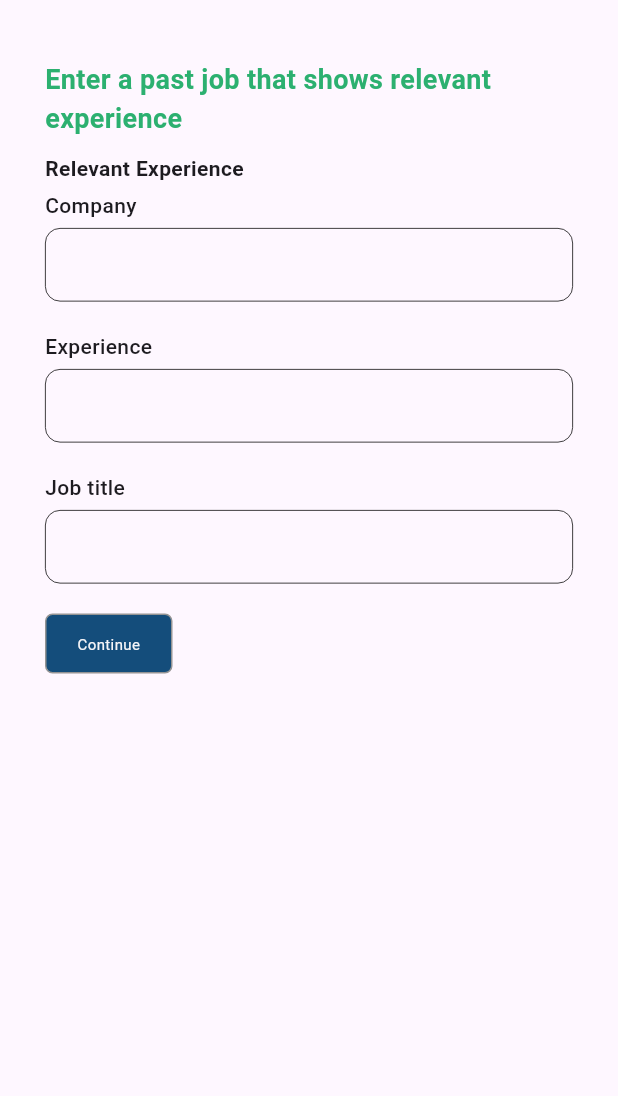
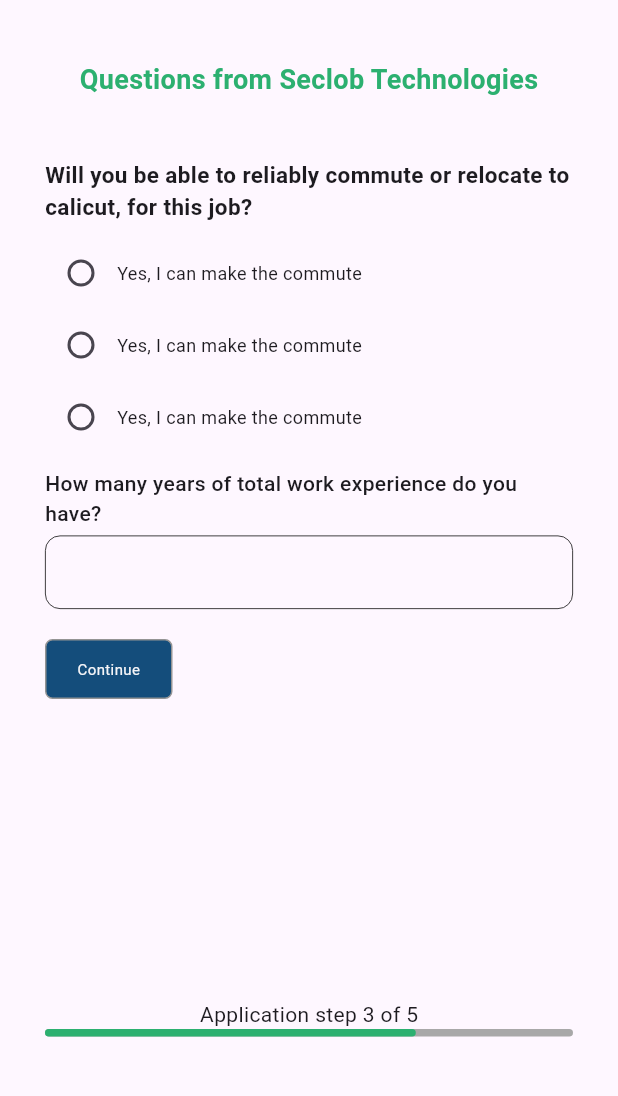
Before and after one commit to seclobproject/seclob-app-new, a Flutter app: the uploadresume screen opened directly, after a tap on "Continue", on a phone screen of 412 x 824 dp, the part 84-1180 px from its top. Run offline on Flutter 3.47's test engine with Material 3 defaults, Android fonts, the phone set to English and light mode, and no system bars; our stand-ins replace carousel_slider, fl_chart, flutter_rating_bar, flutter_svg, intl_phone_field.

Commit message:
Questionnare screen

```diff
--- a/lib/screens/home_page/job_page/jobform/application_overview.dart
+++ b/lib/screens/home_page/job_page/jobform/application_overview.dart
@@ -1,6 +1,8 @@
 import 'package:flutter/material.dart';
 import 'package:seclob_pro/resources/color.dart';
+import 'package:seclob_pro/screens/home_page/job_page/jobform/questions.dart';
 import 'package:seclob_pro/widgets/appbar_common.dart';
+import 'package:seclob_pro/widgets/application_progress.dart';
 
 class ApplicationOverview extends StatefulWidget {
   const ApplicationOverview({super.key});
@@ -297,7 +299,7 @@
                               onTap: (){
                                 // Navigator.push(
                                 //   context,
-                                //   MaterialPageRoute(builder: (context) => ApplicationOverview()),
+                                //   MaterialPageRoute(builder: (context) => QuestionsScreen()),
                                 // );
                               },
                               child: Container(
@@ -312,6 +314,9 @@
                               ),
                             ),
 
+                            SizedBox(height: 20,),
+                            ProgressBar(stepVal: 5)
+
             ],
           ),
         ),
--- a/lib/screens/home_page/job_page/jobform/contact_information.dart
+++ b/lib/screens/home_page/job_page/jobform/contact_information.dart
@@ -4,8 +4,9 @@
 import 'package:seclob_pro/screens/home_page/job_page/jobform/experience_details.dart';
 
 import 'package:flutter_svg/flutter_svg.dart';
-import 'package:seclob_pro/screens/home_page/job_page/uploadResume.dart';
+import 'package:seclob_pro/screens/home_page/job_page/jobform/uploadResume.dart';
 import 'package:seclob_pro/widgets/appbar_common.dart';
+import 'package:seclob_pro/widgets/application_progress.dart';
 
 class ContactInformation extends StatefulWidget {
   const ContactInformation({super.key});
@@ -273,7 +274,9 @@
                               ),
                             ),
                       ],
-                    )
+                    ),
+                    SizedBox(height: 100,),
+                    ProgressBar(stepVal: 1)
                   ],
                 ),
               ),
--- a/lib/screens/home_page/job_page/jobform/experience_page.dart
+++ b/lib/screens/home_page/job_page/jobform/experience_page.dart
@@ -5,8 +5,9 @@
 import 'package:seclob_pro/screens/home_page/job_page/jobform/experience_details.dart';
 
 import 'package:flutter_svg/flutter_svg.dart';
-import 'package:seclob_pro/screens/home_page/job_page/uploadResume.dart';
+import 'package:seclob_pro/screens/home_page/job_page/jobform/uploadResume.dart';
 import 'package:seclob_pro/widgets/appbar_common.dart';
+import 'package:seclob_pro/widgets/application_progress.dart';
 
 class ExpreiencePage extends StatefulWidget {
   const ExpreiencePage({super.key});
@@ -16,6 +17,14 @@
 }
 
 class _ExpreiencePageState extends State<ExpreiencePage> {
+  String Experiencedropdownvalue = '3 Months - 6 months';
+  var Experienceitems = [
+    '3 Months - 6 months',
+    '1 - 2 year',
+    '2-3 year',
+    '3 - 5 year',
+    'I dont have experience'
+  ];
   @override
   Widget build(BuildContext context) {
     return Scaffold(
@@ -88,35 +97,55 @@
                     ),
                     Text(
                       "Experience",
-                      style: TextStyle(fontSize: 14, fontWeight: FontWeight.w500),
+                      style:
+                          TextStyle(fontSize: 14, fontWeight: FontWeight.w500),
                     ),
                     SizedBox(
                       height: 5,
                     ),
                     Container(
+                      alignment: Alignment.center,
+                      width: double.infinity,
+                      height: 45,
                       decoration: BoxDecoration(
-                          border: Border.all(
-                            color: textColor,
-                            width: 0.5,
+                        borderRadius: BorderRadius.circular(10),
+                        border: Border.all(color: textgray),
+                        color: Colors.white,
                       ),
-                          borderRadius: BorderRadius.all(Radius.circular(10))),
                       child: Padding(
                         padding: const EdgeInsets.symmetric(horizontal: 10),
-                        child: TextField(
-                          textAlign: TextAlign.start, // <-- Main change here
-                          decoration: InputDecoration(
-                              border: InputBorder.none,),
-                          onChanged: (text) {},
+                        child: DropdownButton<String>(
+                          value: Experiencedropdownvalue,
+                          isExpanded: true,
+                          underline: Container(), // Remove default underline
+                          icon: Icon(Icons.keyboard_arrow_down,
+                              color: textgrey1), // Set arrow color
+                          items: Experienceitems.map((String item) {
+                            return DropdownMenuItem(
+                              value: item,
+                              child: Text(
+                                item,
+                                style: TextStyle(
+                                    color: Colors.black,
+                                    fontSize: 16), // Adjust text style
+                              ),
+                            );
+                          }).toList(),
+                          onChanged: (String? newValue) {
+                            setState(() {
+                              Experiencedropdownvalue = newValue!;
+                            });
+                          },
                         ),
                       ),
                     ),
-
                     SizedBox(
                       height: 20,
                     ),
                     Text(
                       "Job title",
-                      style: TextStyle(fontSize: 14, fontWeight: FontWeight.w500),
+                      style:
+                          TextStyle(fontSize: 14, fontWeight: FontWeight.w500),
                     ),
                     SizedBox(
                       height: 5,
@@ -139,17 +168,16 @@
                         ),
                       ),
                     ),
-
                     SizedBox(height: 20),
-
                     Row(
                       mainAxisAlignment: MainAxisAlignment.start,
                       children: [
                         GestureDetector(
-                              onTap: (){
+                          onTap: () {
                             Navigator.push(
                               context,
-                                  MaterialPageRoute(builder: (context) => ApplicationOverview()),
+                              MaterialPageRoute(
+                                  builder: (context) => ApplicationOverview()),
                             );
                           },
                           child: Container(
@@ -158,20 +186,28 @@
                             decoration: BoxDecoration(
                                 color: blue1,
                                 border: Border.all(color: bordercolor),
-                                    borderRadius: BorderRadius.all(Radius.circular(5))
-                                ),
-                                child: Center(child: Text("Continue",style: TextStyle(fontSize: 10,color: bg1),)),
+                                borderRadius:
+                                    BorderRadius.all(Radius.circular(5))),
+                            child: Center(
+                                child: Text(
+                              "Continue",
+                              style: TextStyle(fontSize: 10, color: bg1),
+                            )),
                           ),
                         ),
                       ],
-                    )
+                    ),
+                    SizedBox(height: 200,),
+
+                    ProgressBar(stepVal: 4)
+
                   ],
                 ),
               ),
             ),
             SizedBox(
               height: 30,
-            )
+            ),
           ],
         ),
       ),
--- /dev/null
+++ b/lib/screens/home_page/job_page/jobform/questions.dart
@@ -0,0 +1,161 @@
+import 'package:flutter/material.dart';
+import 'package:seclob_pro/resources/color.dart';
+import 'package:seclob_pro/screens/home_page/job_page/jobform/application_overview.dart';
+import 'package:seclob_pro/screens/home_page/job_page/jobform/experience_page.dart';
+import 'package:seclob_pro/widgets/appbar_common.dart';
+import 'package:seclob_pro/widgets/application_progress.dart';
+
+class QuestionsScreen extends StatefulWidget {
+  const QuestionsScreen({super.key});
+
+  @override
+  State<QuestionsScreen> createState() => _QuestionsScreenState();
+}
+
+class _QuestionsScreenState extends State<QuestionsScreen> {
+  String? _selectedredio;
+  @override
+  Widget build(BuildContext context) {
+    return Scaffold(
+      appBar: JobAppbar(),
+      body: SingleChildScrollView(
+        child: Column(
+          children: [
+            SizedBox(
+              height: 20,
+            ),
+            Padding(
+              padding: const EdgeInsets.symmetric(
+                horizontal: 10,
+              ),
+              child: Padding(
+                padding:
+                    const EdgeInsets.symmetric(vertical: 20, horizontal: 20),
+                child: Column(
+                  crossAxisAlignment: CrossAxisAlignment.start,
+                  children: [
+                    Container(
+                      alignment: Alignment.center,
+                      child: Text(
+                        "Questions from Seclob Technologies",
+                        style: TextStyle(
+                            fontSize: 18,
+                            fontWeight: FontWeight.w600,
+                            color: buttonGreen),
+                      ),
+                    ),
+                    SizedBox(
+                      height: 40,
+                    ),
+                    Text(
+                      "Will you be able to reliably commute or relocate to calicut, for this job?",
+                      style:
+                          TextStyle(fontSize: 15, fontWeight: FontWeight.w700),
+                    ),
+                    SizedBox(height: 10,),
+
+                  ListView.builder(
+                  physics: const NeverScrollableScrollPhysics(),
+                  shrinkWrap: true,
+                  itemCount: 3,
+                  itemBuilder: (context, index) {
+                    return Column(
+                    children: [
+                      Row(
+                        children: [
+                          Radio<String>(
+                            value: 'Option $index',
+                            groupValue: _selectedredio,
+                            onChanged: (String? value) {
+                              setState(() {
+                                _selectedredio = value!;
+                              });
+                            },
+                          ),
+                          Text(
+                            'Yes, I can make the commute',
+                            style: TextStyle(fontSize: 12),
+                          ),
+                        ],
+                      ),
+                    ],
+                  );
+                  }
+                  ),
+
+
+                    SizedBox(
+                      height: 10,
+                    ),
+                    Text(
+                      "How many years of total work experience do you have?",
+                      style:
+                          TextStyle(fontSize: 14, fontWeight: FontWeight.w500),
+                    ),
+                    SizedBox(
+                      height: 5,
+                    ),
+                    Container(
+                      decoration: BoxDecoration(
+                          border: Border.all(
+                            color: textColor,
+                            width: 0.5,
+                          ),
+                          borderRadius: BorderRadius.all(Radius.circular(10))),
+                      child: Padding(
+                        padding: const EdgeInsets.symmetric(horizontal: 10),
+                        child: TextField(
+                          textAlign: TextAlign.start, // <-- Main change here
+                          decoration: InputDecoration(
+                            border: InputBorder.none,
+                          ),
+                          onChanged: (text) {},
+                        ),
+                      ),
+                    ),
+                    SizedBox(height: 20,),
+                    Row(
+                      mainAxisAlignment: MainAxisAlignment.start,
+                      children: [
+                        GestureDetector(
+                          onTap: () {
+                            Navigator.push(
+                              context,
+                              MaterialPageRoute(
+                                  builder: (context) => ExpreiencePage()),
+                            );
+                          },
+                          child: Container(
+                            height: 40,
+                            width: 85,
+                            decoration: BoxDecoration(
+                                color: blue1,
+                                border: Border.all(color: bordercolor),
+                                borderRadius:
+                                    BorderRadius.all(Radius.circular(5))),
+                            child: Center(
+                                child: Text(
+                              "Continue",
+                              style: TextStyle(fontSize: 10, color: bg1),
+                            )),
+                          ),
+                        ),
+                      ],
+                    ),
+                    SizedBox(height: 200,),
+
+                    ProgressBar(stepVal: 3)
+
+                  ],
+                ),
+              ),
+            ),
+            SizedBox(
+              height: 30,
+            ),
+          ],
+        ),
+      ),
+    );;
+  }
+}
--- a/lib/screens/home_page/job_page/uploadResume.dart
+++ b/lib/screens/home_page/job_page/jobform/uploadResume.dart
@@ -3,10 +3,12 @@
 import 'package:seclob_pro/screens/home_page/job_page/jobform/contact_information.dart';
 import 'package:seclob_pro/screens/home_page/job_page/jobform/experience_details.dart';
 import 'package:seclob_pro/screens/home_page/job_page/jobform/experience_page.dart';
+import 'package:seclob_pro/screens/home_page/job_page/jobform/questions.dart';
 import 'package:seclob_pro/widgets/appbar_common.dart';
+import 'package:seclob_pro/widgets/application_progress.dart';
 
-import '../../../resources/color.dart';
-import 'jobform/personal_details.dart';
+import '../../../../resources/color.dart';
+import 'personal_details.dart';
 
 class uploadresume extends StatefulWidget {
   const uploadresume({super.key});
@@ -82,7 +84,7 @@
                               onTap: (){
                                 Navigator.push(
                                   context,
-                                  MaterialPageRoute(builder: (context) => ExpreiencePage()),
+                                  MaterialPageRoute(builder: (context) => QuestionsScreen()),
                                 );
                               },
                               child: Container(
@@ -98,17 +100,24 @@
                             ),
                       ],
                     ),
-                  )
+                  ),
+
+
+
+                  SizedBox(height: 400,),
+                ProgressBar(stepVal: 2)
+
+
 
                 ],
               ),
             ),
           ),
 
-          SizedBox(height: 20,),
 
         ],
       ),
+
     );
   }
 }
--- a/lib/screens/home_page/job_page/jobinnerpage.dart
+++ b/lib/screens/home_page/job_page/jobinnerpage.dart
@@ -1,7 +1,7 @@
 import 'package:flutter/material.dart';
 import 'package:flutter_svg/flutter_svg.dart';
 import 'package:seclob_pro/screens/home_page/job_page/jobform/contact_information.dart';
-import 'package:seclob_pro/screens/home_page/job_page/uploadResume.dart';
+import 'package:seclob_pro/screens/home_page/job_page/jobform/uploadResume.dart';
 import 'package:seclob_pro/widgets/appbar_common.dart';
 import '../../../resources/color.dart';
 
--- /dev/null
+++ b/lib/widgets/application_progress.dart
@@ -0,0 +1,39 @@
+import 'package:flutter/material.dart';
+import 'package:seclob_pro/resources/color.dart';
+
+class ProgressBar extends StatelessWidget {
+  ProgressBar({super.key, required this.stepVal});
+
+  var stepVal;
+
+  @override
+  Widget build(BuildContext context) {
+    double deviceWidth = MediaQuery.of(context).size.width;
+    return Column(
+      children: [
+        Text("Application step $stepVal of 5"),
+        Stack(
+          children: [Container(
+            width: deviceWidth,
+            height: 5,
+            decoration: BoxDecoration(
+              borderRadius: BorderRadius.circular(3),
+              color: textgrey1
+            ),
+          ),
+
+          Container(
+            width: (deviceWidth/5)*stepVal,
+            height: 5,
+            decoration: BoxDecoration(
+              borderRadius: BorderRadius.circular(3),
+              color: buttonGreen
+            ),
+          ),
+
+          ]
+        ),
+      ],
+    );
+  }
+}
```
Also changed, not shown: assets/svg/success.svg (added). Lines whose indentation alone changed are shown as unchanged.
